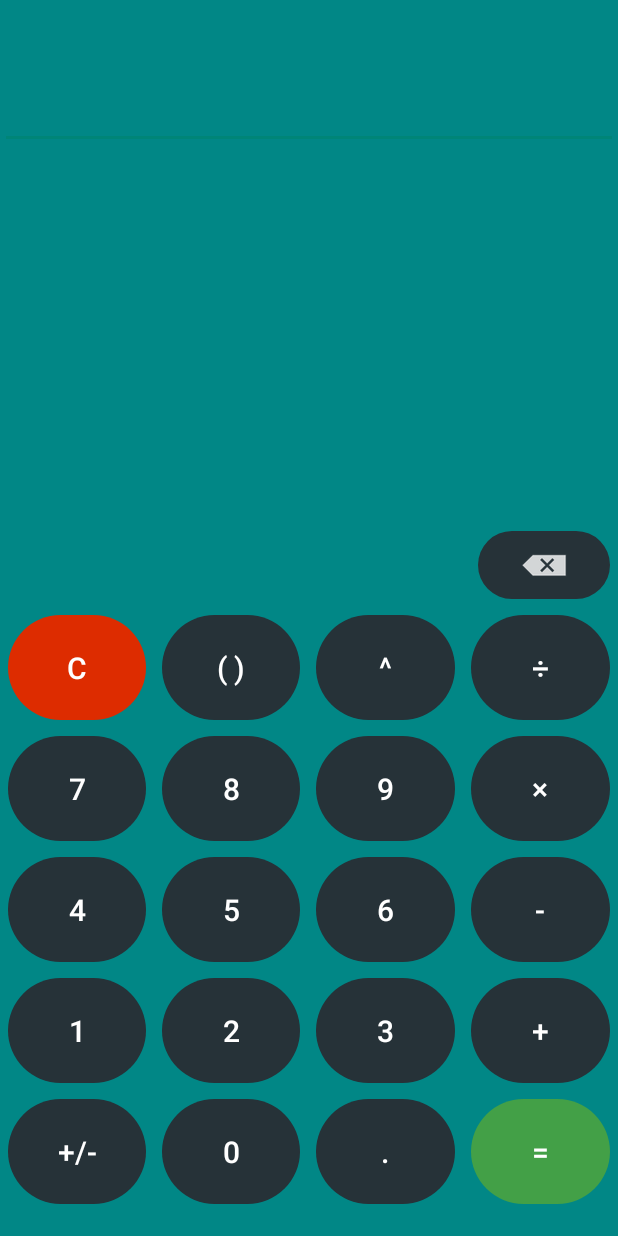
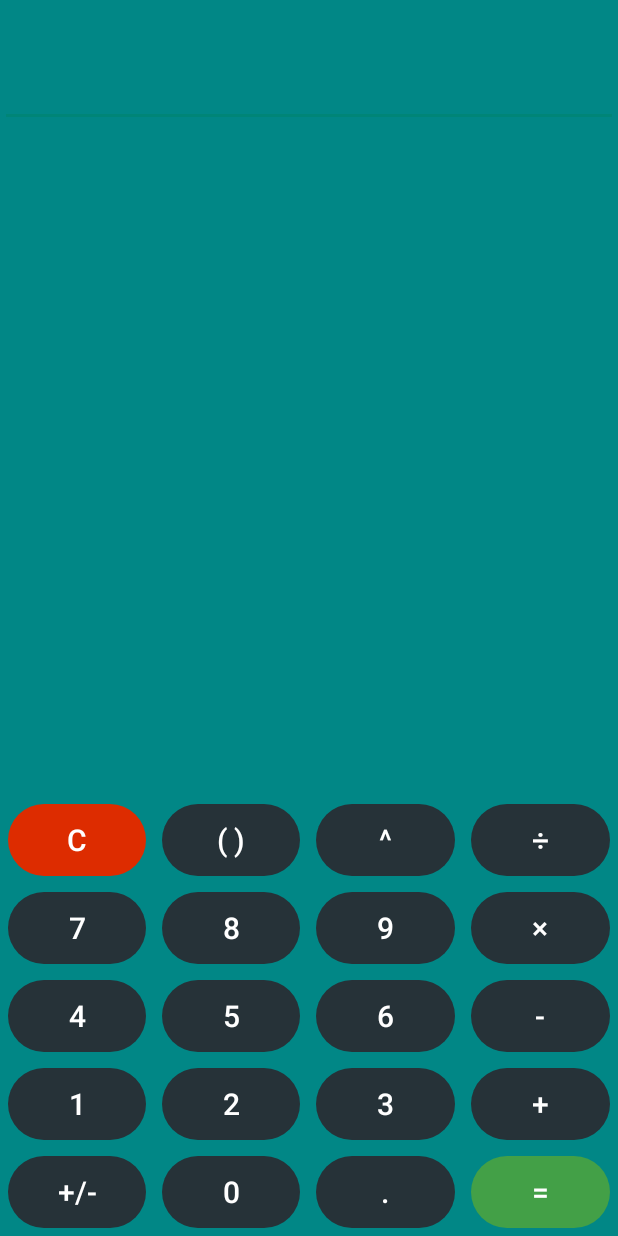
Before and after one commit to trisestar/Calculator, an Android app: the MainActivity screen opened directly, with no data from a screen before it, on a phone screen of 412 x 824 dp. Run offline under Robolectric (Android 15) with nearby library versions, the phone set to English and light mode, and no system bars.

```diff
--- a/app/src/main/res/layout/activity_main.xml
+++ b/app/src/main/res/layout/activity_main.xml
@@ -11,11 +11,11 @@
     <TableLayout
         android:id="@+id/tableLayout"
         android:layout_width="match_parent"
-        android:layout_height="wrap_content"
-        app:layout_constraintBottom_toBottomOf="parent"
+        android:layout_height="match_parent"
+        android:gravity="bottom"
+        app:layout_constraintEnd_toEndOf="parent"
         app:layout_constraintStart_toStartOf="parent"
-        app:layout_constraintTop_toBottomOf="@+id/input"
-        app:layout_constraintVertical_bias="0.95">
+        tools:layout_editor_absoluteY="84dp">
 
         <TableRow
             android:layout_width="match_parent"
@@ -24,8 +24,8 @@
             <Button
                 android:id="@+id/clearBTN"
                 style="@style/Widget.AppCompat.Button.Borderless"
-                android:layout_width="0dp"
-                android:layout_height="70dp"
+                android:layout_width="match_parent"
+                android:layout_height="match_parent"
                 android:layout_margin="5dp"
                 android:layout_weight="1"
                 android:background="@drawable/circle"
@@ -38,8 +38,8 @@
             <Button
                 android:id="@+id/parenthesesBTN"
                 style="@style/Widget.AppCompat.Button.Borderless"
-                android:layout_width="0dp"
-                android:layout_height="70dp"
+                android:layout_width="match_parent"
+                android:layout_height="match_parent"
                 android:layout_margin="5dp"
                 android:layout_weight="1"
                 android:background="@drawable/circle"
@@ -51,8 +51,8 @@
             <Button
                 android:id="@+id/exponentBTN"
                 style="@style/Widget.AppCompat.Button.Borderless"
-                android:layout_width="0dp"
-                android:layout_height="70dp"
+                android:layout_width="match_parent"
+                android:layout_height="match_parent"
                 android:layout_margin="5dp"
                 android:layout_weight="1"
                 android:background="@drawable/circle"
@@ -64,8 +64,8 @@
             <Button
                 android:id="@+id/divideBTN"
                 style="@style/Widget.AppCompat.Button.Borderless"
-                android:layout_width="0dp"
-                android:layout_height="70dp"
+                android:layout_width="match_parent"
+                android:layout_height="match_parent"
                 android:layout_margin="5dp"
                 android:layout_weight="1"
                 android:background="@drawable/circle"
@@ -82,8 +82,8 @@
             <Button
                 android:id="@+id/sevenBTN"
                 style="@style/Widget.AppCompat.Button.Borderless"
-                android:layout_width="0dp"
-                android:layout_height="70dp"
+                android:layout_width="match_parent"
+                android:layout_height="match_parent"
                 android:layout_margin="5dp"
                 android:layout_weight="1"
                 android:background="@drawable/circle"
@@ -95,8 +95,8 @@
             <Button
                 android:id="@+id/eightBTN"
                 style="@style/Widget.AppCompat.Button.Borderless"
-                android:layout_width="0dp"
-                android:layout_height="70dp"
+                android:layout_width="match_parent"
+                android:layout_height="match_parent"
                 android:layout_margin="5dp"
                 android:layout_weight="1"
                 android:background="@drawable/circle"
@@ -108,8 +108,8 @@
             <Button
                 android:id="@+id/nineBTN"
                 style="@style/Widget.AppCompat.Button.Borderless"
-                android:layout_width="0dp"
-                android:layout_height="70dp"
+                android:layout_width="match_parent"
+                android:layout_height="match_parent"
                 android:layout_margin="5dp"
                 android:layout_weight="1"
                 android:background="@drawable/circle"
@@ -121,8 +121,8 @@
             <Button
                 android:id="@+id/multiplyBTN"
                 style="@style/Widget.AppCompat.Button.Borderless"
-                android:layout_width="0dp"
-                android:layout_height="70dp"
+                android:layout_width="match_parent"
+                android:layout_height="match_parent"
                 android:layout_margin="5dp"
                 android:layout_weight="1"
                 android:background="@drawable/circle"
@@ -139,8 +139,8 @@
             <Button
                 android:id="@+id/fourBTN"
                 style="@style/Widget.AppCompat.Button.Borderless"
-                android:layout_width="0dp"
-                android:layout_height="70dp"
+                android:layout_width="match_parent"
+                android:layout_height="match_parent"
                 android:layout_margin="5dp"
                 android:layout_weight="1"
                 android:background="@drawable/circle"
@@ -152,8 +152,8 @@
             <Button
                 android:id="@+id/fiveBTN"
                 style="@style/Widget.AppCompat.Button.Borderless"
-                android:layout_width="0dp"
-                android:layout_height="70dp"
+                android:layout_width="match_parent"
+                android:layout_height="match_parent"
                 android:layout_margin="5dp"
                 android:layout_weight="1"
                 android:background="@drawable/circle"
@@ -165,8 +165,8 @@
             <Button
                 android:id="@+id/sixBTN"
                 style="@style/Widget.AppCompat.Button.Borderless"
-                android:layout_width="0dp"
-                android:layout_height="70dp"
+                android:layout_width="match_parent"
+                android:layout_height="match_parent"
                 android:layout_margin="5dp"
                 android:layout_weight="1"
                 android:background="@drawable/circle"
@@ -178,8 +178,8 @@
             <Button
                 android:id="@+id/subtractBTN"
                 style="@style/Widget.AppCompat.Button.Borderless"
-                android:layout_width="0dp"
-                android:layout_height="70dp"
+                android:layout_width="match_parent"
+                android:layout_height="match_parent"
                 android:layout_margin="5dp"
                 android:layout_weight="1"
                 android:background="@drawable/circle"
@@ -196,8 +196,8 @@
             <Button
                 android:id="@+id/oneBTN"
                 style="@style/Widget.AppCompat.Button.Borderless"
-                android:layout_width="0dp"
-                android:layout_height="70dp"
+                android:layout_width="match_parent"
+                android:layout_height="match_parent"
                 android:layout_margin="5dp"
                 android:layout_weight="1"
                 android:background="@drawable/circle"
@@ -209,8 +209,8 @@
             <Button
                 android:id="@+id/twoBTN"
                 style="@style/Widget.AppCompat.Button.Borderless"
-                android:layout_width="0dp"
-                android:layout_height="70dp"
+                android:layout_width="match_parent"
+                android:layout_height="match_parent"
                 android:layout_margin="5dp"
                 android:layout_weight="1"
                 android:background="@drawable/circle"
@@ -222,8 +222,8 @@
             <Button
                 android:id="@+id/threeBTN"
                 style="@style/Widget.AppCompat.Button.Borderless"
-                android:layout_width="0dp"
-                android:layout_height="70dp"
+                android:layout_width="match_parent"
+                android:layout_height="match_parent"
                 android:layout_margin="5dp"
                 android:layout_weight="1"
                 android:background="@drawable/circle"
@@ -235,8 +235,8 @@
             <Button
                 android:id="@+id/addBTN"
                 style="@style/Widget.AppCompat.Button.Borderless"
-                android:layout_width="0dp"
-                android:layout_height="70dp"
+                android:layout_width="match_parent"
+                android:layout_height="match_parent"
                 android:layout_margin="5dp"
                 android:layout_weight="1"
                 android:background="@drawable/circle"
@@ -254,8 +254,8 @@
             <Button
                 android:id="@+id/plusMinusBTN"
                 style="@style/Widget.AppCompat.Button.Borderless"
-                android:layout_width="0dp"
-                android:layout_height="70dp"
+                android:layout_width="match_parent"
+                android:layout_height="match_parent"
                 android:layout_margin="5dp"
                 android:layout_weight="1"
                 android:background="@drawable/circle"
@@ -267,8 +267,8 @@
             <Button
                 android:id="@+id/zeroBTN"
                 style="@style/Widget.AppCompat.Button.Borderless"
-                android:layout_width="0dp"
-                android:layout_height="70dp"
+                android:layout_width="match_parent"
+                android:layout_height="match_parent"
                 android:layout_margin="5dp"
                 android:layout_weight="1"
                 android:background="@drawable/circle"
@@ -280,8 +280,8 @@
             <Button
                 android:id="@+id/pointBTN"
                 style="@style/Widget.AppCompat.Button.Borderless"
-                android:layout_width="0dp"
-                android:layout_height="70dp"
+                android:layout_width="match_parent"
+                android:layout_height="match_parent"
                 android:layout_margin="5dp"
                 android:layout_weight="1"
                 android:background="@drawable/circle"
@@ -293,8 +293,8 @@
             <Button
                 android:id="@+id/equalsBTN"
                 style="@style/Widget.AppCompat.Button.Borderless"
-                android:layout_width="0dp"
-                android:layout_height="70dp"
+                android:layout_width="match_parent"
+                android:layout_height="match_parent"
                 android:layout_margin="5dp"
                 android:layout_weight="1"
                 android:background="@drawable/circle"
@@ -310,7 +310,7 @@
         android:id="@+id/input"
         android:layout_width="0dp"
         android:layout_height="wrap_content"
-        android:layout_marginTop="30dp"
+        android:layout_marginTop="15dp"
         android:autofillHints="false"
         android:inputType="none"
         android:text="@string/display"
```
Also changed, not shown: app/src/main/java/com/lab1/calculator/MainActivity.java (+92 -62 lines).
